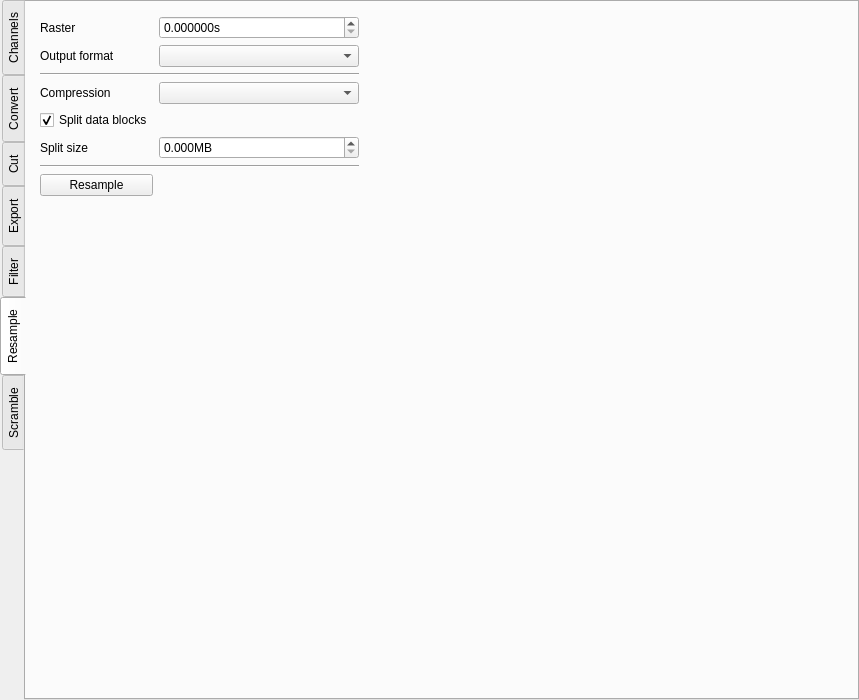
The window that asammdf/gui/ui/file_widget.ui (danielhrisca/asammdf) describes before a commit, drawn with Qt 5.
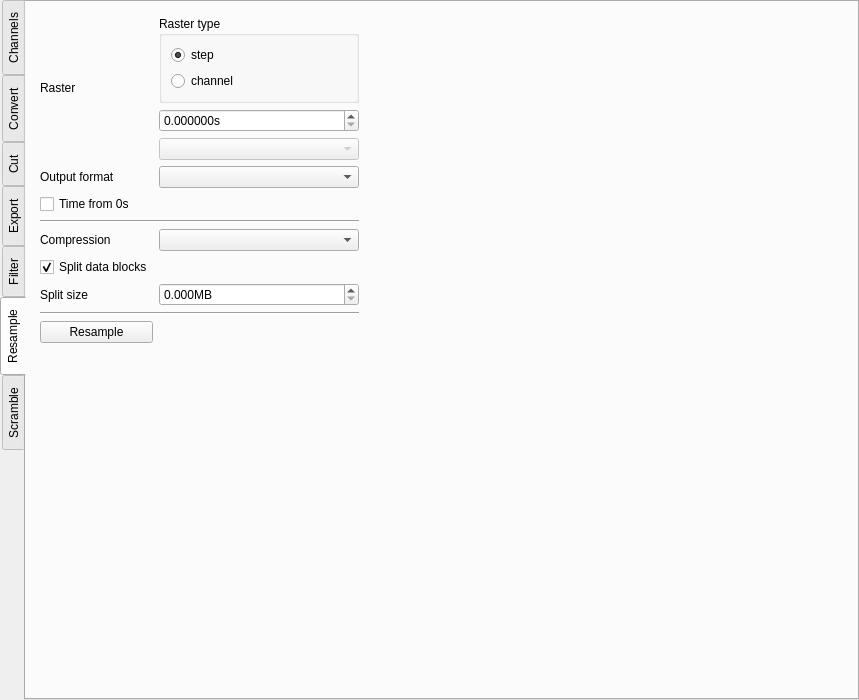
The same window after the commit. The open tabs and pages were chosen to show the change. Icons and pictures are not drawn.

Commit message: fixes for resample and GUI updates for new resample methods functionality

The edit to the form file:
```diff
--- a/asammdf/gui/ui/file_widget.ui
+++ b/asammdf/gui/ui/file_widget.ui
@@ -824,7 +824,7 @@
            </property>
           </spacer>
          </item>
-         <item row="3" column="0">
+         <item row="4" column="0">
           <widget class="QLabel" name="label_8">
            <property name="text">
             <string>Compression</string>
@@ -838,14 +838,14 @@
            </property>
           </widget>
          </item>
-         <item row="2" column="0" colspan="2">
+         <item row="3" column="0" colspan="2">
           <widget class="Line" name="line_5">
            <property name="orientation">
             <enum>Qt::Horizontal</enum>
            </property>
           </widget>
          </item>
-         <item row="5" column="1">
+         <item row="6" column="1">
           <widget class="QDoubleSpinBox" name="resample_split_size">
            <property name="suffix">
             <string>MB</string>
@@ -858,7 +858,7 @@
            </property>
           </widget>
          </item>
-         <item row="4" column="0">
+         <item row="5" column="0">
           <widget class="QCheckBox" name="resample_split">
            <property name="text">
             <string>Split data blocks</string>
@@ -868,7 +868,7 @@
            </property>
           </widget>
          </item>
-         <item row="3" column="1">
+         <item row="4" column="1">
           <widget class="QComboBox" name="resample_compression"/>
          </item>
          <item row="1" column="1">
@@ -881,7 +881,7 @@
            </property>
           </widget>
          </item>
-         <item row="8" column="0">
+         <item row="9" column="0">
           <spacer name="verticalSpacer_3">
            <property name="orientation">
             <enum>Qt::Vertical</enum>
@@ -894,21 +894,21 @@
            </property>
           </spacer>
          </item>
-         <item row="5" column="0">
+         <item row="6" column="0">
           <widget class="QLabel" name="label_9">
            <property name="text">
             <string>Split size</string>
            </property>
           </widget>
          </item>
-         <item row="6" column="0" colspan="2">
+         <item row="7" column="0" colspan="2">
           <widget class="Line" name="line_6">
            <property name="orientation">
             <enum>Qt::Horizontal</enum>
            </property>
           </widget>
          </item>
-         <item row="7" column="0">
+         <item row="8" column="0">
           <widget class="QPushButton" name="resample_btn">
            <property name="text">
             <string>Resample</string>
@@ -927,12 +927,59 @@
           </widget>
          </item>
          <item row="0" column="1">
-          <widget class="QDoubleSpinBox" name="raster">
-           <property name="suffix">
-            <string>s</string>
-           </property>
-           <property name="decimals">
-            <number>6</number>
+          <layout class="QVBoxLayout" name="verticalLayout_2">
+           <item>
+            <widget class="QGroupBox" name="groupBox">
+             <property name="title">
+              <string>Raster type</string>
+             </property>
+             <layout class="QVBoxLayout" name="verticalLayout_9">
+              <item>
+               <widget class="QRadioButton" name="raster_type_step">
+                <property name="text">
+                 <string>step</string>
+                </property>
+                <property name="checked">
+                 <bool>true</bool>
+                </property>
+               </widget>
+              </item>
+              <item>
+               <widget class="QRadioButton" name="raster_type_channel">
+                <property name="text">
+                 <string>channel</string>
+                </property>
+               </widget>
+              </item>
+             </layout>
+            </widget>
+           </item>
+           <item>
+            <widget class="QDoubleSpinBox" name="raster">
+             <property name="suffix">
+              <string>s</string>
+             </property>
+             <property name="decimals">
+              <number>6</number>
+             </property>
+            </widget>
+           </item>
+           <item>
+            <widget class="QComboBox" name="raster_channel">
+             <property name="enabled">
+              <bool>false</bool>
+             </property>
+             <property name="insertPolicy">
+              <enum>QComboBox::InsertAtBottom</enum>
+             </property>
+            </widget>
+           </item>
+          </layout>
+         </item>
+         <item row="2" column="0">
+          <widget class="QCheckBox" name="resample_time_from_zero">
+           <property name="text">
+            <string>Time from 0s</string>
            </property>
           </widget>
          </item>
```
Left out of the diff: 68 changed lines with no effect on the pictures. The commit also changes 2 other files.
